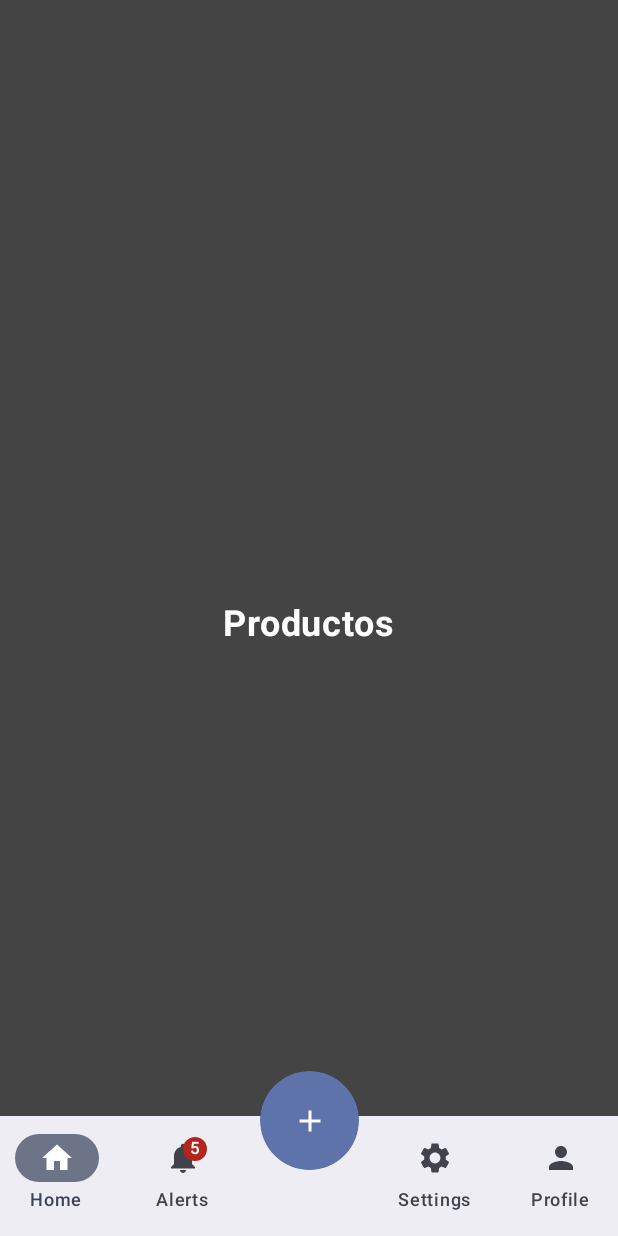
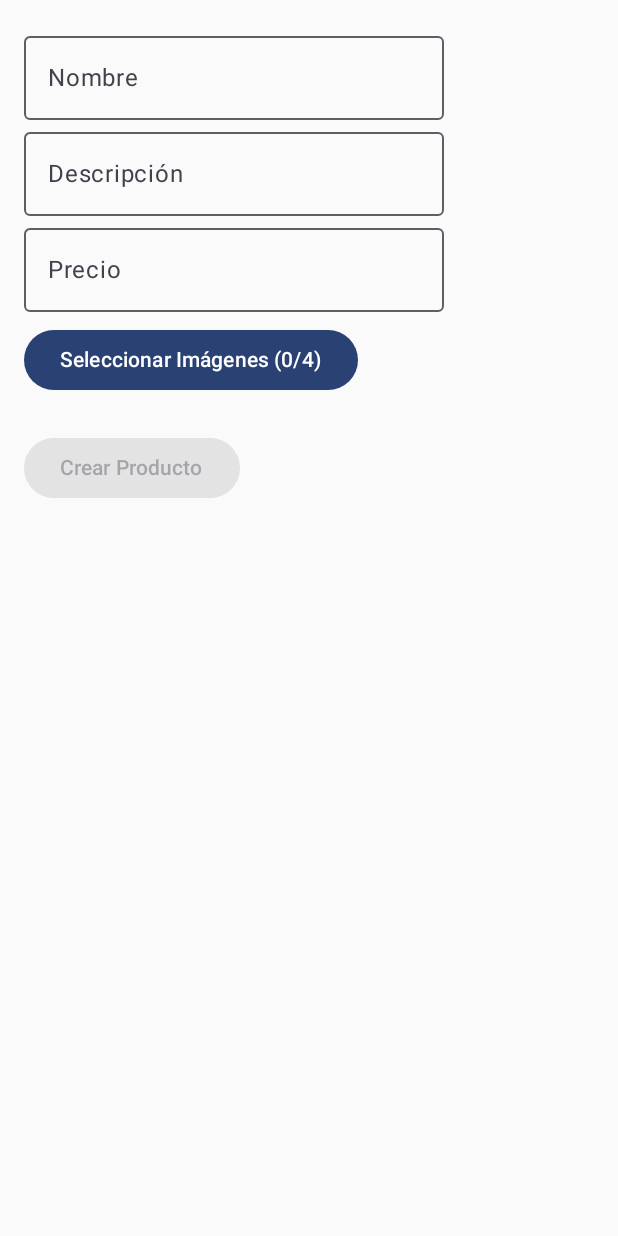
Before and after one commit to rivaemil/PRM-AndroidAuth, an Android app built with Jetpack Compose: the MainScreen screen opened through its navigation route, after a tap on "Add", on a phone screen of 412 x 824 dp. Run offline under Robolectric (Android 15) with nearby library versions, the phone set to English and light mode, and no system bars; pictures from the network do not load.

Commit message:
Implementacion de funcionalidad store, con error a la hora de solicitar las imagenes de la base de datos y error en el precio parcheado

```diff
--- a/app/build.gradle.kts
+++ b/app/build.gradle.kts
@@ -68,5 +68,7 @@ dependencies {
     implementation ("androidx.core:core-ktx:1.12.0")
     implementation ("androidx.activity:activity-compose:1.8.0")
     implementation ("io.coil-kt:coil-compose:2.4.0")
+    implementation ("io.coil-kt:coil-compose:2.2.2")
+    implementation ("androidx.activity:activity-ktx:1.9.0")
 
 }
--- a/app/src/main/AndroidManifest.xml
+++ b/app/src/main/AndroidManifest.xml
@@ -1,7 +1,6 @@
 <?xml version="1.0" encoding="utf-8"?>
 <manifest xmlns:android="http://schemas.android.com/apk/res/android"
     xmlns:tools="http://schemas.android.com/tools">
-
     <uses-permission android:name="android.permission.INTERNET"/>
     <application
         android:allowBackup="true"
--- a/app/src/main/java/com/example/proyectofinal_prm/MainScreen.kt
+++ b/app/src/main/java/com/example/proyectofinal_prm/MainScreen.kt
@@ -1,10 +1,6 @@
 package com.example.proyectofinal_prm
 
-import androidx.compose.foundation.layout.Box
-import androidx.compose.foundation.layout.fillMaxSize
-import androidx.compose.foundation.layout.offset
-import androidx.compose.foundation.layout.padding
-import androidx.compose.foundation.layout.size
+import androidx.compose.foundation.layout.*
 import androidx.compose.foundation.shape.CircleShape
 import androidx.compose.material.icons.Icons
 import androidx.compose.material.icons.filled.Add
@@ -12,32 +8,26 @@ import androidx.compose.material.icons.filled.Home
 import androidx.compose.material.icons.filled.Notifications
 import androidx.compose.material.icons.filled.Person
 import androidx.compose.material.icons.filled.Settings
-import androidx.compose.material3.Badge
-import androidx.compose.material3.BadgedBox
-import androidx.compose.material3.FloatingActionButton
-import androidx.compose.material3.Icon
-import androidx.compose.material3.NavigationBar
-import androidx.compose.material3.NavigationBarItem
-import androidx.compose.material3.Scaffold
-import androidx.compose.material3.Text
-import androidx.compose.runtime.Composable
-import androidx.compose.runtime.getValue
-import androidx.compose.runtime.mutableIntStateOf
-import androidx.compose.runtime.remember
-import androidx.compose.runtime.setValue
+import androidx.compose.material3.*
+import androidx.compose.runtime.*
 import androidx.compose.ui.Alignment
 import androidx.compose.ui.Modifier
 import androidx.compose.ui.draw.clip
 import androidx.compose.ui.unit.dp
 import androidx.compose.ui.zIndex
+import androidx.navigation.compose.*
+import com.example.proyectofinal_prm.data.ApiClient
+import com.example.proyectofinal_prm.data.ProductItem
+import com.example.proyectofinal_prm.ui.pages.CreateProductScreen
 import com.example.proyectofinal_prm.ui.pages.HomePage
 import com.example.proyectofinal_prm.ui.pages.NotificationPage
 import com.example.proyectofinal_prm.ui.pages.ProfilePage
 import com.example.proyectofinal_prm.ui.pages.SettingsPage
+import kotlinx.coroutines.launch
 
 @Composable
-fun MainScreen (modifier: Modifier = Modifier ){
-
+fun MainScreen(modifier: Modifier = Modifier) {
+    val navController = rememberNavController()
     val navItemList = listOf(
         NavItem("Home", Icons.Default.Home, 0),
         NavItem("Alerts", Icons.Default.Notifications, 5),
@@ -45,10 +35,26 @@ fun MainScreen (modifier: Modifier = Modifier ){
         NavItem("Profile", Icons.Default.Person, 0)
     )
 
-    var selectedIndex by remember {
-        mutableIntStateOf(0)
+    var selectedIndex by remember { mutableIntStateOf(0) }
+    val scope = rememberCoroutineScope()
+    var products by remember { mutableStateOf(listOf<ProductItem>()) }
+
+    fun fetchProducts() {
+        scope.launch {
+            try {
+                products = ApiClient.apiService.getProducts().data
+            } catch (e: Exception) {
+                e.printStackTrace()
+            }
+        }
     }
 
+    LaunchedEffect(Unit) {
+        fetchProducts()
+    }
+
+    NavHost(navController = navController, startDestination = "main") {
+        composable("main") {
             Box(modifier = Modifier.fillMaxSize()) {
                 Scaffold(
                     modifier = Modifier.fillMaxSize(),
@@ -58,61 +64,47 @@ fun MainScreen (modifier: Modifier = Modifier ){
                                 navItemList.take(2).forEachIndexed { index, navItem ->
                                     NavigationBarItem(
                                         selected = selectedIndex == index,
-                                onClick = {
-                                    selectedIndex = index
-                                },
+                                        onClick = { selectedIndex = index },
                                         icon = {
                                             BadgedBox(badge = {
-                                        if (navItem.badgeCount>0)
-                                            Badge(){
+                                                if (navItem.badgeCount > 0) Badge {
                                                     Text(text = navItem.badgeCount.toString())
                                                 }
                                             }) {
-                                        Icon(imageVector = navItem.icon , contentDescription = "Icon" )
+                                                Icon(imageVector = navItem.icon, contentDescription = "Icon")
                                             }
                                         },
-                                label = {
-                                    Text(text = navItem.label)
-                                }
+                                        label = { Text(text = navItem.label) }
                                     )
                                 }
 
                                 NavigationBarItem(
                                     selected = false,
                                     onClick = { },
-                            icon = {
-                                Box {}
-                            },
-                            label = {
-                                Text(text = "")
-                            }
+                                    icon = { Box {} },
+                                    label = { Text(text = "") }
                                 )
 
                                 navItemList.drop(2).forEachIndexed { index, navItem ->
                                     NavigationBarItem(
                                         selected = selectedIndex == index + 2,
-                                onClick = {
-                                    selectedIndex = index + 2
-                                },
+                                        onClick = { selectedIndex = index + 2 },
                                         icon = {
                                             BadgedBox(badge = {
-                                        if (navItem.badgeCount>0)
-                                            Badge(){
+                                                if (navItem.badgeCount > 0) Badge {
                                                     Text(text = navItem.badgeCount.toString())
                                                 }
                                             }) {
-                                        Icon(imageVector = navItem.icon , contentDescription = "Icon" )
+                                                Icon(imageVector = navItem.icon, contentDescription = "Icon")
                                             }
                                         },
-                                label = {
-                                    Text(text = navItem.label)
-                                }
+                                        label = { Text(text = navItem.label) }
                                     )
                                 }
                             }
 
                             FloatingActionButton(
-                        onClick = { },
+                                onClick = { navController.navigate("create_product") },
                                 modifier = Modifier
                                     .align(Alignment.TopCenter)
                                     .offset(y = (-30).dp)
@@ -121,25 +113,43 @@ fun MainScreen (modifier: Modifier = Modifier ){
                                     .zIndex(1f),
                                 shape = CircleShape
                             ) {
-                        Icon(
-                            imageVector = Icons.Default.Add,
-                            contentDescription = "Add"
+                                Icon(imageVector = Icons.Default.Add, contentDescription = "Add")
+                            }
+                        }
+                    }
+                ) { innerPadding ->
+                    ContentScreen(
+                        modifier = Modifier.padding(innerPadding),
+                        selectedIndex = selectedIndex,
+                        products = products,
+                        refreshProducts = { fetchProducts() }
                     )
                 }
             }
         }
-        ) { innerPadding ->
-            ContentScreen(modifier = Modifier.padding(innerPadding), selectedIndex)
+
+        composable("create_product") {
+            CreateProductScreen(
+                onProductCreated = {
+                    navController.popBackStack()
+                    fetchProducts()
+                }
+            )
         }
     }
 }
 
 @Composable
-fun ContentScreen(modifier: Modifier = Modifier, selectedIndex : Int){
-    when(selectedIndex){
-        0-> HomePage()
-        1-> NotificationPage()
-        2-> SettingsPage()
-        3-> ProfilePage()
+fun ContentScreen(
+    modifier: Modifier = Modifier,
+    selectedIndex: Int,
+    products: List<ProductItem>,
+    refreshProducts: () -> Unit
+) {
+    when (selectedIndex) {
+        0 -> HomePage(products = products, refreshProducts = refreshProducts)
+        1 -> NotificationPage()
+        2 -> SettingsPage()
+        3 -> ProfilePage()
     }
 }
--- /dev/null
+++ b/app/src/main/java/com/example/proyectofinal_prm/ui/pages/CreateProductScreen.kt
@@ -0,0 +1,129 @@
+package com.example.proyectofinal_prm.ui.pages
+
+import android.content.Context
+import android.net.Uri
+import androidx.activity.compose.rememberLauncherForActivityResult
+import androidx.activity.result.contract.ActivityResultContracts
+import androidx.compose.foundation.layout.*
+import androidx.compose.foundation.text.KeyboardOptions
+import androidx.compose.material3.*
+import androidx.compose.runtime.*
+import androidx.compose.ui.Modifier
+import androidx.compose.ui.platform.LocalContext
+import androidx.compose.ui.text.input.KeyboardType
+import androidx.compose.ui.unit.dp
+import coil.compose.AsyncImage
+import kotlinx.coroutines.launch
+import okhttp3.MediaType.Companion.toMediaTypeOrNull
+import okhttp3.MultipartBody
+import okhttp3.RequestBody.Companion.asRequestBody
+import okhttp3.RequestBody.Companion.toRequestBody
+import retrofit2.Retrofit
+import retrofit2.converter.gson.GsonConverterFactory
+import retrofit2.http.Multipart
+import retrofit2.http.POST
+import retrofit2.http.Part
+import java.io.File
+
+@Composable
+fun CreateProductScreen(
+    onProductCreated: () -> Unit
+) {
+    val context = LocalContext.current
+    val imageUris = remember { mutableStateListOf<Uri>() }
+    val launcher = rememberLauncherForActivityResult(
+        contract = ActivityResultContracts.GetMultipleContents()
+    ) { uris ->
+        imageUris.clear()
+        imageUris.addAll(uris.take(4))
+    }
+
+    var name by remember { mutableStateOf("") }
+    var description by remember { mutableStateOf("") }
+    var price by remember { mutableStateOf("") }
+
+    val scope = rememberCoroutineScope()
+
+    Column(
+        Modifier
+            .fillMaxSize()
+            .padding(16.dp)
+    ) {
+        OutlinedTextField(value = name, onValueChange = { name = it }, label = { Text("Nombre") })
+        OutlinedTextField(value = description, onValueChange = { description = it }, label = { Text("Descripción") })
+        OutlinedTextField(
+            value = price,
+            onValueChange = { price = it },
+            label = { Text("Precio") },
+            keyboardOptions = KeyboardOptions.Default.copy(keyboardType = KeyboardType.Number)
+        )
+
+        Button(
+            onClick = { launcher.launch("image/*") },
+            modifier = Modifier.padding(vertical = 8.dp)
+        ) {
+            Text("Seleccionar Imágenes (${imageUris.size}/4)")
+        }
+
+        Row(horizontalArrangement = Arrangement.spacedBy(8.dp)) {
+            imageUris.forEach { uri ->
+                AsyncImage(model = uri, contentDescription = null, modifier = Modifier.size(80.dp))
+            }
+        }
+
+        Button(
+            onClick = {
+                scope.launch {
+                    uploadProduct(name, description, price, imageUris, context)
+                    onProductCreated()
+                }
+            },
+            enabled = name.isNotBlank() && price.isNotBlank() && imageUris.size == 4,
+            modifier = Modifier.padding(top = 16.dp)
+        ) {
+            Text("Crear Producto")
+        }
+    }
+}
+
+suspend fun uploadProduct(
+    name: String,
+    description: String,
+    price: String,
+    imageUris: List<Uri>,
+    context: Context
+) {
+    val contentResolver = context.contentResolver
+
+    val namePart = name.toRequestBody("text/plain".toMediaTypeOrNull())
+    val descriptionPart = description.toRequestBody("text/plain".toMediaTypeOrNull())
+    val pricePart = price.toRequestBody("text/plain".toMediaTypeOrNull())
+
+    val images = imageUris.mapIndexed { index, uri ->
+        val inputStream = contentResolver.openInputStream(uri)!!
+        val file = File.createTempFile("upload", ".jpg")
+        file.outputStream().use { inputStream.copyTo(it) }
+        val requestBody = file.asRequestBody("image/*".toMediaTypeOrNull())
+        MultipartBody.Part.createFormData("images[$index]", file.name, requestBody)
+    }
+
+    val retrofit = Retrofit.Builder()
+        .baseUrl("http://10.0.2.2:8000/api/")
+        .addConverterFactory(GsonConverterFactory.create())
+        .build()
+
+    val service = retrofit.create(ApiMultipartService::class.java)
+
+    service.uploadProduct(namePart, descriptionPart, pricePart, images)
+}
+
+interface ApiMultipartService {
+    @Multipart
+    @POST("products")
+    suspend fun uploadProduct(
+        @Part("name") name: okhttp3.RequestBody,
+        @Part("description") description: okhttp3.RequestBody,
+        @Part("price") price: okhttp3.RequestBody,
+        @Part images: List<MultipartBody.Part>
+    ): retrofit2.Response<Unit>
+}
--- a/app/src/main/java/com/example/proyectofinal_prm/ui/pages/HomePage.kt
+++ b/app/src/main/java/com/example/proyectofinal_prm/ui/pages/HomePage.kt
@@ -1,28 +1,36 @@
 package com.example.proyectofinal_prm.ui.pages
 
 import androidx.compose.foundation.background
-import androidx.compose.foundation.layout.Arrangement
-import androidx.compose.foundation.layout.Column
-import androidx.compose.foundation.layout.fillMaxSize
-import androidx.compose.foundation.layout.padding
+import androidx.compose.foundation.layout.*
 import androidx.compose.material3.Text
-import androidx.compose.runtime.Composable
+import androidx.compose.runtime.*
 import androidx.compose.ui.Alignment
 import androidx.compose.ui.Modifier
 import androidx.compose.ui.graphics.Color
 import androidx.compose.ui.text.font.FontWeight
 import androidx.compose.ui.unit.dp
 import androidx.compose.ui.unit.sp
+import com.example.proyectofinal_prm.data.ProductItem
+import com.example.proyectofinal_prm.data.ProductUpdateRequest
+import com.example.proyectofinal_prm.data.ApiClient
 import com.example.proyectofinal_prm.ui.components.Listing
+import kotlinx.coroutines.launch
 
 @Composable
-fun HomePage(modifier : Modifier = Modifier ) {
-    Column (
-        modifier = modifier.fillMaxSize()
+fun HomePage(
+    modifier: Modifier = Modifier,
+    products: List<ProductItem>,
+    refreshProducts: () -> Unit
+) {
+    val scope = rememberCoroutineScope()
+    var selectedProduct by remember { mutableStateOf<ProductItem?>(null) }
+
+    Column(
+        modifier = modifier
+            .fillMaxSize()
             .background(Color.DarkGray),
         verticalArrangement = Arrangement.Center,
         horizontalAlignment = Alignment.CenterHorizontally
-
     ) {
         Text(
             "Productos",
@@ -31,6 +39,7 @@ fun HomePage(modifier : Modifier = Modifier ) {
             fontWeight = FontWeight.Bold,
             modifier = Modifier.padding(top = 16.dp)
         )
+
         Listing()
-    }
+        }
 }
```
Also changed, not shown: app/src/main/java/com/example/proyectofinal_prm/data/ApiService.kt (+13 -2 lines). Lines whose indentation alone changed are shown as unchanged.
